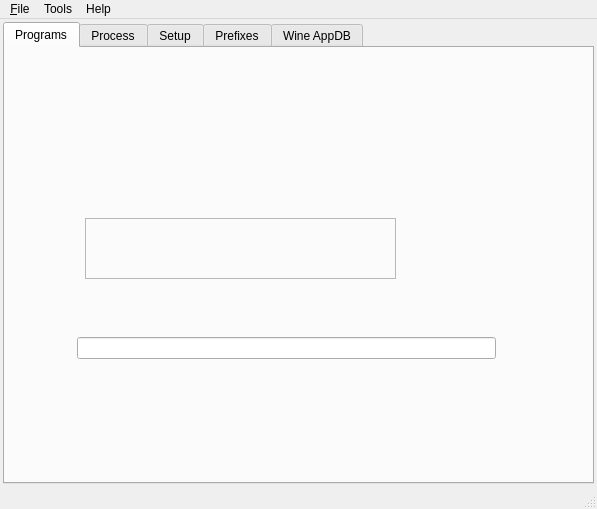
Qt form src/q4wine-gui/uis/MainWindow.ui (brezerk/q4wine) before a commit.
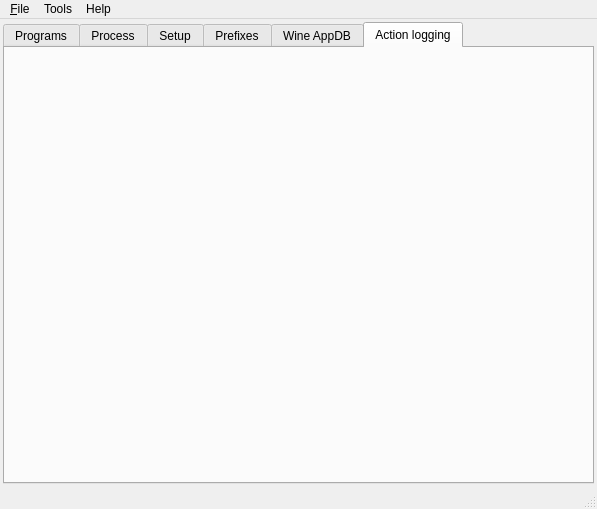
The same form after that commit. Icons and pictures are not drawn.

Commit message: Helper update and Logging widget first implementation;

Diff of the .ui file:
```diff
--- a/src/q4wine-gui/uis/MainWindow.ui
+++ b/src/q4wine-gui/uis/MainWindow.ui
@@ -23,7 +23,7 @@
     <item row="0" column="0">
      <widget class="QTabWidget" name="tbwGeneral">
       <property name="currentIndex">
-       <number>0</number>
+       <number>5</number>
       </property>
       <widget class="QWidget" name="tabPrograms">
        <attribute name="title">
@@ -307,6 +307,16 @@
         </property>
        </layout>
       </widget>
+      <widget class="QWidget" name="tabLogging">
+       <attribute name="title">
+        <string>Action logging</string>
+       </attribute>
+       <layout class="QGridLayout" name="logLayout">
+        <property name="margin">
+         <number>0</number>
+        </property>
+       </layout>
+      </widget>
      </widget>
     </item>
    </layout>
```
The commit also changes 12 other files.
